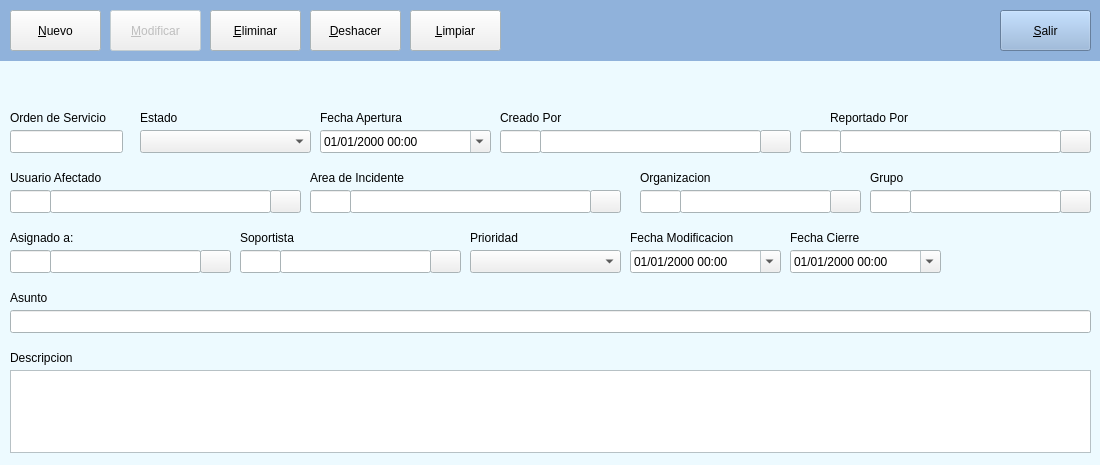
Qt form src/ods.ui (foxcarlos/asiste) before a commit.
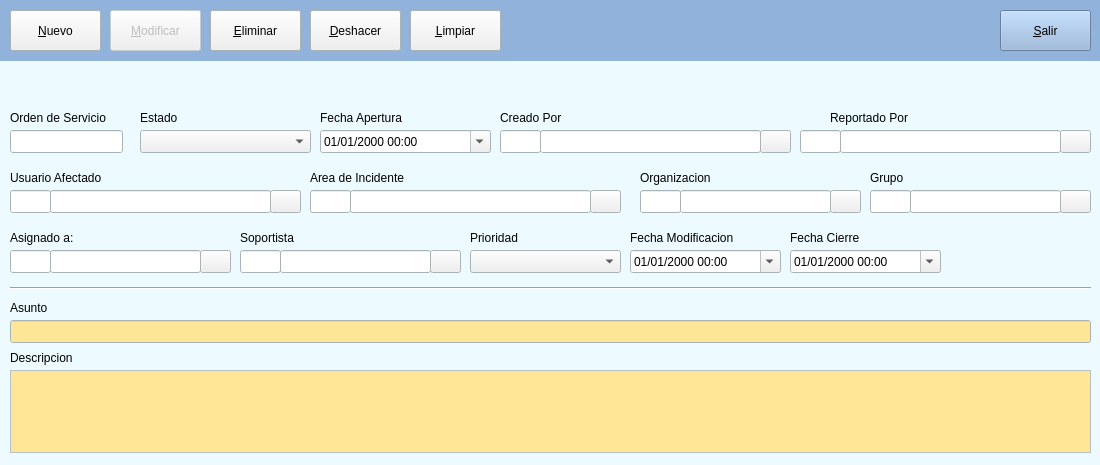
The same form after that commit. Icons and pictures are not drawn.

What changed in the file:
```diff
--- a/src/ods.ui
+++ b/src/ods.ui
@@ -122,6 +122,43 @@
      <height>83</height>
     </rect>
    </property>
+   <property name="palette">
+    <palette>
+     <active>
+      <colorrole role="Base">
+       <brush brushstyle="SolidPattern">
+        <color alpha="255">
+         <red>254</red>
+         <green>230</green>
+         <blue>150</blue>
+        </color>
+       </brush>
+      </colorrole>
+     </active>
+     <inactive>
+      <colorrole role="Base">
+       <brush brushstyle="SolidPattern">
+        <color alpha="255">
+         <red>254</red>
+         <green>230</green>
+         <blue>150</blue>
+        </color>
+       </brush>
+      </colorrole>
+     </inactive>
+     <disabled>
+      <colorrole role="Base">
+       <brush brushstyle="SolidPattern">
+        <color alpha="255">
+         <red>237</red>
+         <green>250</green>
+         <blue>255</blue>
+        </color>
+       </brush>
+      </colorrole>
+     </disabled>
+    </palette>
+   </property>
   </widget>
   <widget class="QLabel" name="label">
    <property name="geometry">
@@ -218,7 +255,7 @@
    <property name="geometry">
     <rect>
      <x>10</x>
-     <y>290</y>
+     <y>300</y>
      <width>111</width>
      <height>16</height>
     </rect>
@@ -241,11 +278,48 @@
    <property name="geometry">
     <rect>
      <x>10</x>
-     <y>310</y>
+     <y>320</y>
      <width>1081</width>
      <height>23</height>
     </rect>
    </property>
+   <property name="palette">
+    <palette>
+     <active>
+      <colorrole role="Base">
+       <brush brushstyle="SolidPattern">
+        <color alpha="255">
+         <red>254</red>
+         <green>230</green>
+         <blue>150</blue>
+        </color>
+       </brush>
+      </colorrole>
+     </active>
+     <inactive>
+      <colorrole role="Base">
+       <brush brushstyle="SolidPattern">
+        <color alpha="255">
+         <red>254</red>
+         <green>230</green>
+         <blue>150</blue>
+        </color>
+       </brush>
+      </colorrole>
+     </inactive>
+     <disabled>
+      <colorrole role="Base">
+       <brush brushstyle="SolidPattern">
+        <color alpha="255">
+         <red>237</red>
+         <green>250</green>
+         <blue>255</blue>
+        </color>
+       </brush>
+      </colorrole>
+     </disabled>
+    </palette>
+   </property>
   </widget>
   <widget class="QLineEdit" name="lineEdit_10">
    <property name="geometry">
@@ -1263,6 +1337,19 @@
     <string>Fecha Cierre</string>
    </property>
   </widget>
+  <widget class="Line" name="line">
+   <property name="geometry">
+    <rect>
+     <x>10</x>
+     <y>280</y>
+     <width>1081</width>
+     <height>16</height>
+    </rect>
+   </property>
+   <property name="orientation">
+    <enum>Qt::Horizontal</enum>
+   </property>
+  </widget>
  </widget>
  <tabstops>
   <tabstop>btnNuevo</tabstop>
```
Left out of the diff: 12 changed lines with no effect on the pictures.
